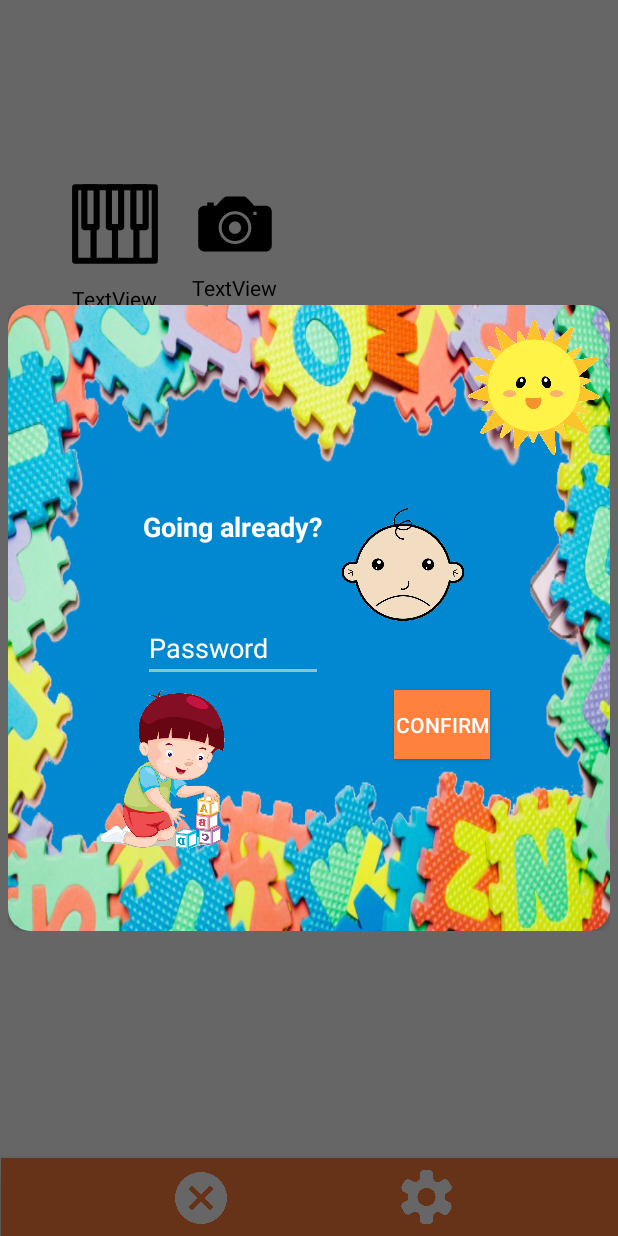
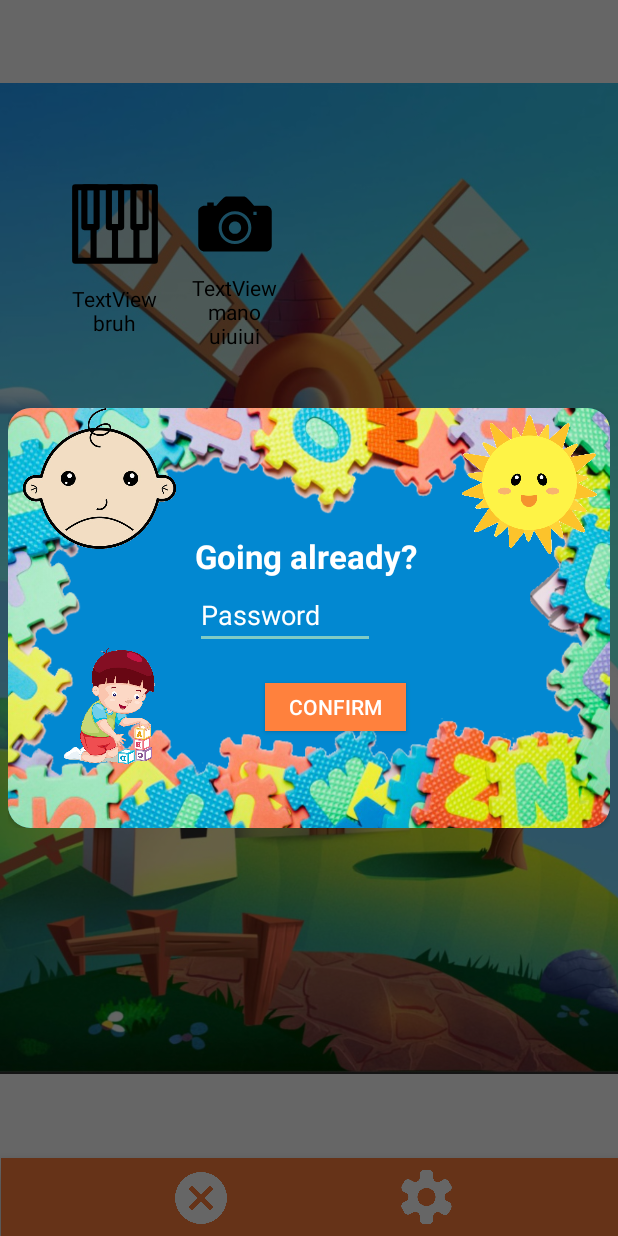
Before and after one commit to edgarbs1998-ips-lei-projects/toddler-gate, an Android app: the MainActivity screen opened directly, with no data from a screen before it, after a tap on "Close application", on a phone screen of 412 x 824 dp. Run offline under Robolectric (Android 15) with nearby library versions, the phone set to English and light mode, and no system bars.

Commit message:
✞ todas as minhas coisas ligadas ✞

```diff
--- a/app/src/main/java/com/example/toddlergate12/MainActivity.java
+++ b/app/src/main/java/com/example/toddlergate12/MainActivity.java
@@ -17,6 +17,7 @@
 
 import androidx.appcompat.app.AlertDialog;
 import androidx.appcompat.app.AppCompatActivity;
+import androidx.viewpager.widget.ViewPager;
 
 
 import bd_related.DataBaseHelper;
@@ -25,17 +26,21 @@
 
 public class MainActivity extends AppCompatActivity {
 
-    /*
+
     ViewPager vp;
     PagerAdapter adapter;
-    */
+
     ImageView imageView_Close;
     ImageView imageView_Options;
 
-    Dialog dialog;
+    Dialog dialogExitModal, dialogManagePWModal;
     EditText editText_PasswordExitModal;
     String pwExitModal;
     Button btExitModal;
+
+    EditText editText_PasswordManagePW_Modal;
+    String  pwManagePWModal;
+    Button btManagePWModal;
 
 
     Context ctx = this;
@@ -57,13 +62,14 @@
 
 
 
-        dialog = new Dialog(this);
+        dialogExitModal = new Dialog(this);
+        dialogManagePWModal = new Dialog(this);
 
-        /*
+
         adapter=new PagerAdapter(this);
         vp = (ViewPager)findViewById(R.id.myViewPager);
         vp.setAdapter(adapter);
-        */
+
 
         imageView_Close = (ImageView)findViewById(R.id.imageView_Close_Icon);
         imageView_Close.setOnClickListener(new View.OnClickListener() {
@@ -88,22 +94,73 @@
     }
 
     public void ShowEditPWModal(){
-        dialog.setContentView(R.layout.custom_managepw_modal);
-        dialog.getWindow().setBackgroundDrawable(new ColorDrawable(Color.TRANSPARENT));
-        dialog.show();
+        dialogManagePWModal.setContentView(R.layout.custom_managepw_modal);
+
+        btManagePWModal = (Button) dialogManagePWModal.findViewById(R.id.bt_ManagePWModal);
+        editText_PasswordManagePW_Modal = (EditText) dialogManagePWModal.findViewById(R.id.editText_PasswordManagePW_Modal);
+
+        btManagePWModal.setOnClickListener(new View.OnClickListener() {
+            @Override
+            public void onClick(View v) {
+                Log.e("modal", "------------------Carreguei no botao para editar password ---------------");
+                DataBaseHelper myDB = new DataBaseHelper(ctx);
+
+                pwManagePWModal = editText_PasswordManagePW_Modal.getText().toString();
+
+                AlertDialog.Builder alertDialogBuilder = new AlertDialog.Builder(
+                        MainActivity.this);
+
+                // set dialog message
+                alertDialogBuilder
+                        .setNegativeButton("Ok",new DialogInterface.OnClickListener() {
+                            public void onClick(DialogInterface dialog,int id) {
+                                // if this button is clicked, just close
+                                // the dialog box and do nothing
+                                dialog.cancel();
+                            }
+                        });
+
+                // create alert dialog
+                AlertDialog alertDialog = alertDialogBuilder.create();
+
+                if(!pwManagePWModal.isEmpty() && PASSWORD_PATTERN.matcher(pwManagePWModal).matches()){
+                    Cursor cursor = myDB.getAllData();
+                    cursor.moveToFirst();
+                    if(pwManagePWModal.equals(cursor.getString(1))){
+                        dialogManagePWModal.dismiss();
+                        startActivity(new Intent(MainActivity.this, ActivityEditPassword.class));
+                    }else{
+                        // set message
+                        alertDialog.setMessage("Password incorreta");
+                        // show it
+                        alertDialog.show();
+                    }
+                }else{
+                    // set message
+                    alertDialog.setMessage("Password inválida");
+                    // show it
+                    alertDialog.show();
+                }
+
+            }
+        });
+
+        dialogManagePWModal.getWindow().setBackgroundDrawable(new ColorDrawable(Color.TRANSPARENT));
+        dialogManagePWModal.show();
     }
 
 
     public void ShowExitModal(){
-        dialog.setContentView(R.layout.custom_exit_modal);
-        btExitModal = (Button) dialog.findViewById(R.id.bt_ExitModal);
-        editText_PasswordExitModal = (EditText) dialog.findViewById(R.id.editText_PasswordExitModal);
+        dialogExitModal.setContentView(R.layout.custom_exit_modal);
+        btExitModal = (Button) dialogExitModal.findViewById(R.id.bt_ExitModal);
+        editText_PasswordExitModal = (EditText) dialogExitModal.findViewById(R.id.editText_PasswordExit_Modal);
 
         btExitModal.setOnClickListener(new View.OnClickListener() {
             @Override
             public void onClick(View v) {
                 Log.e("modal", "Carreguei no botao para sair");
                 DataBaseHelper myDB = new DataBaseHelper(ctx);
+
 
                 pwExitModal = editText_PasswordExitModal.getText().toString();
                 Log.e("modal", "------------- pwExitModal -> " + pwExitModal);
@@ -124,7 +181,7 @@
                 // create alert dialog
                 AlertDialog alertDialog = alertDialogBuilder.create();
 
-                if(pwExitModal.isEmpty() || !PASSWORD_PATTERN.matcher(pwExitModal).matches()){
+                if(!pwExitModal.isEmpty() && PASSWORD_PATTERN.matcher(pwExitModal).matches()){
                     Log.e("bd", "------------ myDB.getAllData -> " + myDB.getAllData());
                     Log.e("bd", "------------ myDB.getAllData.count() -> " + myDB.getAllData().getCount());
 
@@ -142,7 +199,7 @@
 
                     if(pwExitModal.equals(cursor.getString(1))){
 
-                        dialog.dismiss();
+                        dialogExitModal.dismiss();
                         Intent intent = new Intent(MainActivity.this, MainActivity.class);
                         intent.setFlags(Intent.FLAG_ACTIVITY_CLEAR_TOP);
                         intent.putExtra("EXIT", true);
@@ -171,8 +228,8 @@
 
             }
         });
-        dialog.getWindow().setBackgroundDrawable(new ColorDrawable(Color.TRANSPARENT));
-        dialog.show();
+        dialogExitModal.getWindow().setBackgroundDrawable(new ColorDrawable(Color.TRANSPARENT));
+        dialogExitModal.show();
     }
 
     //botao de back no tlm
--- a/app/src/main/res/layout/activity_main.xml
+++ b/app/src/main/res/layout/activity_main.xml
@@ -8,7 +8,7 @@
     tools:context=".MainActivity">
 
 
-    <!--<androidx.viewpager.widget.ViewPager
+    <androidx.viewpager.widget.ViewPager
         android:id="@+id/myViewPager"
         android:layout_width="413dp"
         android:layout_height="678dp"
@@ -19,7 +19,7 @@
         app:layout_constraintTop_toTopOf="parent">
 
 
-    </androidx.viewpager.widget.ViewPager>-->
+    </androidx.viewpager.widget.ViewPager>
 
     <com.google.android.material.bottomnavigation.BottomNavigationView
         android:id="@+id/bottomNavigationView"
--- a/app/src/main/res/layout/custom_exit_modal.xml
+++ b/app/src/main/res/layout/custom_exit_modal.xml
@@ -1,6 +1,7 @@
 <?xml version="1.0" encoding="utf-8"?>
 <RelativeLayout xmlns:android="http://schemas.android.com/apk/res/android"
     xmlns:app="http://schemas.android.com/apk/res-auto"
+    xmlns:tools="http://schemas.android.com/tools"
     android:orientation="vertical"
     android:layout_width="match_parent"
     android:layout_height="match_parent"
@@ -10,101 +11,96 @@
 
     <androidx.cardview.widget.CardView
         android:layout_width="match_parent"
-        android:layout_height="wrap_content"
-        app:cardCornerRadius="15dp"
+        android:layout_height="280dp"
+        android:layout_alignParentStart="true"
+        android:layout_alignParentLeft="true"
+        android:layout_alignParentTop="true"
         app:cardBackgroundColor="@color/colorBlueLight"
-        android:layout_alignParentTop="true"
-        android:layout_alignParentLeft="true"
-        android:layout_alignParentStart="true">
+        app:cardCornerRadius="15dp">
 
-        <LinearLayout
+        <androidx.constraintlayout.widget.ConstraintLayout
             android:layout_width="match_parent"
             android:layout_height="match_parent"
-            android:orientation="vertical"
-            android:background="@drawable/modal_border">
+            android:background="@drawable/modal_border"
+            android:orientation="vertical">
 
-            <LinearLayout
-                android:layout_width="match_parent"
-                android:layout_height="135dp"
-                android:orientation="horizontal">
 
             <ImageView
-                    android:id="@+id/imageView8"
-                    android:layout_width="128dp"
-                    android:layout_height="201dp"
-                    android:layout_marginLeft="300dp"
-                    android:layout_marginTop="-40dp"
-                    android:layout_weight="1"
+                android:id="@+id/imageView_Sol"
+                android:layout_width="107dp"
+                android:layout_height="114dp"
+                app:layout_constraintEnd_toEndOf="parent"
+                app:layout_constraintTop_toTopOf="parent"
                 app:srcCompat="@drawable/sol" />
-            </LinearLayout>
-
-            <LinearLayout
-                android:layout_width="match_parent"
-                android:layout_height="match_parent"
-                android:orientation="horizontal">
 
             <TextView
                 android:id="@+id/textView4"
-                    android:layout_width="wrap_content"
-                    android:layout_height="wrap_content"
-                    android:layout_marginLeft="90dp"
+                android:layout_width="153dp"
+                android:layout_height="29dp"
+                android:layout_marginTop="84dp"
                 android:text="Going already?"
                 android:textColor="#FFFFFF"
-                    android:textSize="18sp"
-                    android:textStyle="bold" />
+                android:textSize="22sp"
+                android:textStyle="bold"
+                app:layout_constraintEnd_toEndOf="parent"
+                app:layout_constraintHorizontal_bias="0.502"
+                app:layout_constraintStart_toStartOf="parent"
+                app:layout_constraintTop_toTopOf="parent" />
 
             <ImageView
-                    android:id="@+id/imageView6"
-                    android:layout_width="97dp"
-                    android:layout_height="75dp"
-                    android:layout_marginLeft="5dp"
+                android:id="@+id/imageView_SadBaby"
+                android:layout_width="122dp"
+                android:layout_height="94dp"
+                app:layout_constraintEnd_toEndOf="parent"
+                app:layout_constraintHorizontal_bias="0.0"
+                app:layout_constraintStart_toStartOf="parent"
+                app:layout_constraintTop_toTopOf="parent"
                 app:srcCompat="@drawable/sad_baby" />
-            </LinearLayout>
-
-            <LinearLayout
-                android:layout_width="match_parent"
-                android:layout_height="match_parent"
-                android:orientation="horizontal">
 
             <EditText
-                    android:id="@+id/editText_PasswordExitModal"
+                android:id="@+id/editText_PasswordExit_Modal"
                 android:layout_width="120dp"
                 android:layout_height="39dp"
-                    android:layout_marginLeft="90dp"
-                    android:layout_marginTop="@dimen/cardview_compat_inset_shadow"
+                android:layout_marginTop="8dp"
                 android:ems="10"
                 android:hint="Password"
                 android:inputType="textPassword"
                 android:textColor="#FFFFFF"
                 android:textColorHint="#FFFFFF"
-                    android:textColorLink="#000000" />
-            </LinearLayout>
-
-            <LinearLayout
-                android:layout_width="match_parent"
-                android:layout_height="match_parent"
-                android:orientation="horizontal">
+                android:textColorLink="#000000"
+                app:layout_constraintEnd_toEndOf="parent"
+                app:layout_constraintHorizontal_bias="0.443"
+                app:layout_constraintStart_toStartOf="parent"
+                app:layout_constraintTop_toBottomOf="@+id/textView4" />
 
             <ImageView
-                    android:id="@+id/imageView7"
-                    android:layout_width="441dp"
-                    android:layout_height="126dp"
-                    android:layout_marginRight="50dp"
+                android:id="@+id/imageView_KidPlaying"
+                android:layout_width="84dp"
+                android:layout_height="92dp"
+                android:layout_marginBottom="32dp"
                 android:layout_weight="1"
+                app:layout_constraintBottom_toBottomOf="parent"
+                app:layout_constraintEnd_toEndOf="parent"
+                app:layout_constraintHorizontal_bias="0.081"
+                app:layout_constraintStart_toStartOf="parent"
                 app:srcCompat="@drawable/babay" />
 
             <Button
                 android:id="@+id/bt_ExitModal"
-                    android:layout_width="298dp"
-                    android:layout_height="46dp"
-                    android:layout_marginTop="5dp"
-                    android:layout_marginRight="80dp"
+                android:layout_width="94dp"
+                android:layout_height="32dp"
+                android:layout_marginBottom="44dp"
                 android:layout_weight="1"
                 android:background="@color/colorOrange"
-                    android:text="Confirm" />
-            </LinearLayout>
+                android:text="Confirm"
+                app:layout_constraintBottom_toBottomOf="parent"
+                app:layout_constraintEnd_toEndOf="parent"
+                app:layout_constraintHorizontal_bias="0.558"
+                app:layout_constraintStart_toStartOf="parent"
+                app:layout_constraintTop_toBottomOf="@+id/editText_PasswordExit_Modal"
+                app:layout_constraintVertical_bias="0.519" />
 
-        </LinearLayout>
+        </androidx.constraintlayout.widget.ConstraintLayout>
 
 
     </androidx.cardview.widget.CardView>
```
Also changed, not shown: app/src/main/res/layout/custom_managepw_modal.xml (+40 -49 lines). Lines whose indentation alone changed are shown as unchanged.
